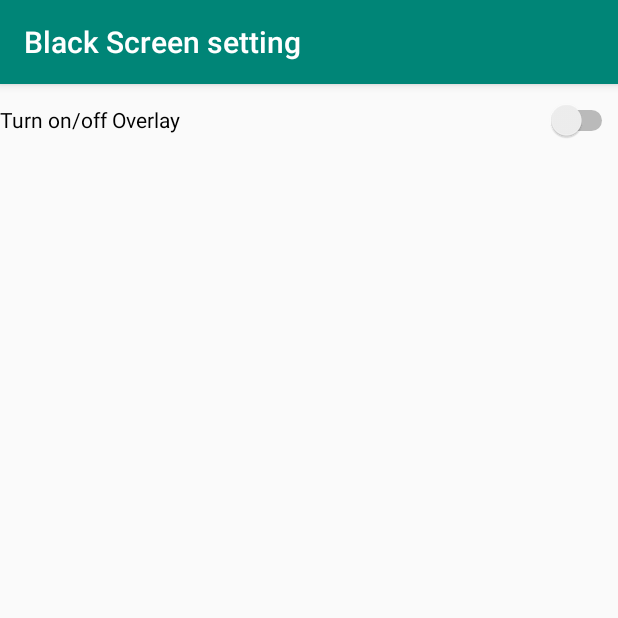
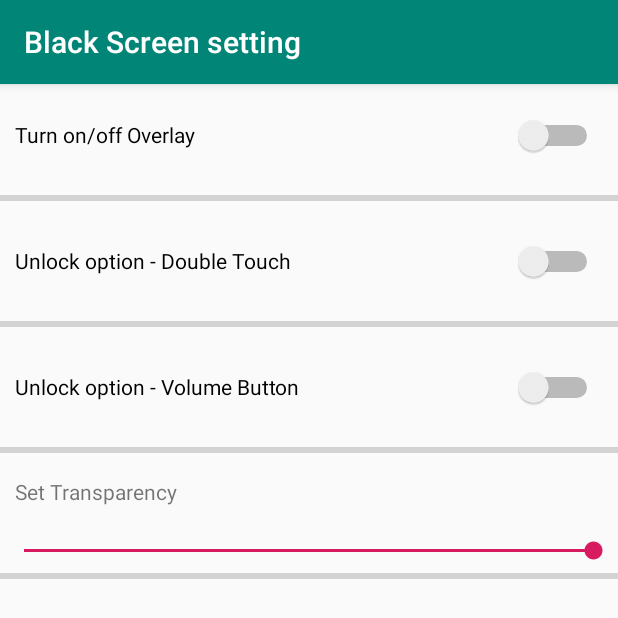
Before and after one commit to ieesejin/mobileTermproject, an Android app: the screen it shows after launch (MainActivity), on a phone screen of 412 x 824 dp. Shown: the top 618 px of the screen. Run offline under Robolectric (Android 15) with nearby library versions, the phone set to English and light mode, and no system bars.

Commit message:
update
190530 update

```diff
--- a/app/src/main/java/com/example/mobiletermproject/MainActivity.java
+++ b/app/src/main/java/com/example/mobiletermproject/MainActivity.java
@@ -1,6 +1,8 @@
 package com.example.mobiletermproject;
 
+import android.content.Context;
 import android.content.Intent;
+import android.content.SharedPreferences;
 import android.net.Uri;
 import android.os.Build;
 import android.provider.Settings;
@@ -8,6 +10,7 @@ import android.support.annotation.NonNull;
 import android.support.v7.app.AppCompatActivity;
 import android.os.Bundle;
 import android.view.View;
+import android.widget.SeekBar;
 import android.widget.Switch;
 
 public class MainActivity extends AppCompatActivity {
@@ -15,6 +18,15 @@ public class MainActivity extends AppCompatActivity {
     private static final int ACTION_MANAGE_OVERLAY_PERMISSION_REQUEST_CODE = 1;
     private Intent intent;
     private Switch overlaySwitch;
+    private Switch tapSwitch;
+    private Switch volumeSwitch;
+    private SeekBar seekTrans;
+    private SharedPreferences transparency;
+    private SharedPreferences.Editor editTrans;
+    private SharedPreferences tapPref;
+    private SharedPreferences.Editor editTap;
+    private SharedPreferences volumePref;
+    private SharedPreferences.Editor editVolume;
 
     @Override
     protected void onCreate(Bundle savedInstanceState) {
@@ -33,6 +45,63 @@ public class MainActivity extends AppCompatActivity {
                         stopService(intent);
                     }
                 }
+            }
+        });
+
+        tapPref = getSharedPreferences("tapSwitch", Context.MODE_PRIVATE);
+        editTap = tapPref.edit();
+        tapSwitch = findViewById(R.id.switch2);
+        tapSwitch.setOnClickListener(new View.OnClickListener() {
+            @Override
+            public void onClick(View v) {
+                if(v.getId() == R.id.switch2){
+                    if(tapSwitch.isChecked()){
+                        editTap.putInt("tapSwitch", 0);
+                        editTap.apply();
+                    } else{
+                        editTap.putInt("tapSwitch", 1);
+                        editTap.apply();
+                    }
+                }
+            }
+        });
+
+        volumePref = getSharedPreferences("volumeSwitch", Context.MODE_PRIVATE);
+        editVolume = volumePref.edit();
+        volumeSwitch = findViewById(R.id.switch3);
+        volumeSwitch.setOnClickListener(new View.OnClickListener() {
+            @Override
+            public void onClick(View v) {
+                if(v.getId() == R.id.switch3){
+                    if(volumeSwitch.isChecked()){
+                        editVolume.putInt("volumeSwitch", 0);
+                        editVolume.apply();
+                    } else{
+                        editVolume.putInt("volumeSwitch", 1);
+                        editVolume.apply();
+                    }
+                }
+            }
+        });
+
+        seekTrans = findViewById(R.id.seekTrans);
+        seekTrans.setOnSeekBarChangeListener(new SeekBar.OnSeekBarChangeListener() {
+            @Override
+            public void onProgressChanged(SeekBar seekBar, int progress, boolean fromUser) {
+                transparency = getSharedPreferences("transparency", Context.MODE_PRIVATE);
+                editTrans = transparency.edit();
+                editTrans.putInt("transparency", progress);
+                editTrans.apply();
+            }
+
+            @Override
+            public void onStartTrackingTouch(SeekBar seekBar) {
+
+            }
+
+            @Override
+            public void onStopTrackingTouch(SeekBar seekBar) {
+
             }
         });
     }
@@ -62,4 +131,10 @@ public class MainActivity extends AppCompatActivity {
             }
         }
     }
+
+    @Override
+    protected void onDestroy() {
+        super.onDestroy();
+        stopService(intent);
+    }
 }
--- a/app/src/main/res/layout/activity_main.xml
+++ b/app/src/main/res/layout/activity_main.xml
@@ -8,5 +8,49 @@
         android:id="@+id/switch1"
         android:layout_width="match_parent"
         android:layout_height="48dp"
+        android:switchMinWidth="60dp"
+        android:layout_margin="10dp"
         android:text="@string/turn_on_off_overlay" />
+    <ProgressBar
+        android:layout_width="match_parent"
+        android:layout_height="wrap_content"
+        style="@style/Widget.AppCompat.ProgressBar.Horizontal"/>
+    <Switch
+        android:id="@+id/switch2"
+        android:layout_width="match_parent"
+        android:layout_height="48dp"
+        android:switchMinWidth="60dp"
+        android:layout_margin="10dp"
+        android:text="@string/double_touch" />
+    <ProgressBar
+        android:layout_width="match_parent"
+        android:layout_height="wrap_content"
+        style="@style/Widget.AppCompat.ProgressBar.Horizontal"/>
+    <Switch
+        android:id="@+id/switch3"
+        android:layout_width="match_parent"
+        android:layout_height="48dp"
+        android:switchMinWidth="60dp"
+        android:layout_margin="10dp"
+        android:text="@string/volume_button" />
+    <ProgressBar
+        android:layout_width="match_parent"
+        android:layout_height="wrap_content"
+        style="@style/Widget.AppCompat.ProgressBar.Horizontal"/>
+    <TextView
+        android:layout_width="match_parent"
+        android:layout_height="30dp"
+        android:layout_margin="10dp"
+        android:layout_gravity="center_vertical"
+        android:text="@string/transparency" />
+    <SeekBar
+        android:id="@+id/seekTrans"
+        android:layout_width="match_parent"
+        android:layout_height="wrap_content"
+        android:progress="255"
+        android:max="255"/>
+    <ProgressBar
+        android:layout_width="match_parent"
+        android:layout_height="wrap_content"
+        style="@style/Widget.AppCompat.ProgressBar.Horizontal"/>
 </LinearLayout>
--- a/app/src/main/res/layout/blackscreen.xml
+++ b/app/src/main/res/layout/blackscreen.xml
@@ -4,7 +4,7 @@
     android:id="@+id/bc_layout"
     android:layout_width="match_parent"
     android:layout_height="match_parent"
-    android:background="@drawable/blackpaper">
+    android:background="#000000">
     <LinearLayout
         android:layout_width="wrap_content"
         android:layout_height="wrap_content">
--- a/app/src/main/res/values/strings.xml
+++ b/app/src/main/res/values/strings.xml
@@ -1,5 +1,8 @@
 <resources>
     <string name="app_name">Black Screen setting</string>
     <string name="turn_on_off_overlay">Turn on/off Overlay</string>
+    <string name="double_touch">Unlock option - Double Touch</string>
+    <string name="transparency">Set Transparency</string>
+    <string name="volume_button">Unlock option - Volume Button</string>
 
 </resources>
--- a/app/src/main/res/values/styles.xml
+++ b/app/src/main/res/values/styles.xml
@@ -7,5 +7,4 @@
         <item name="colorPrimaryDark">@color/colorPrimaryDark</item>
         <item name="colorAccent">@color/colorAccent</item>
     </style>
-
 </resources>
```
Also changed, not shown: app/src/main/java/com/example/mobiletermproject/BlackService.java (+22 -3 lines).
